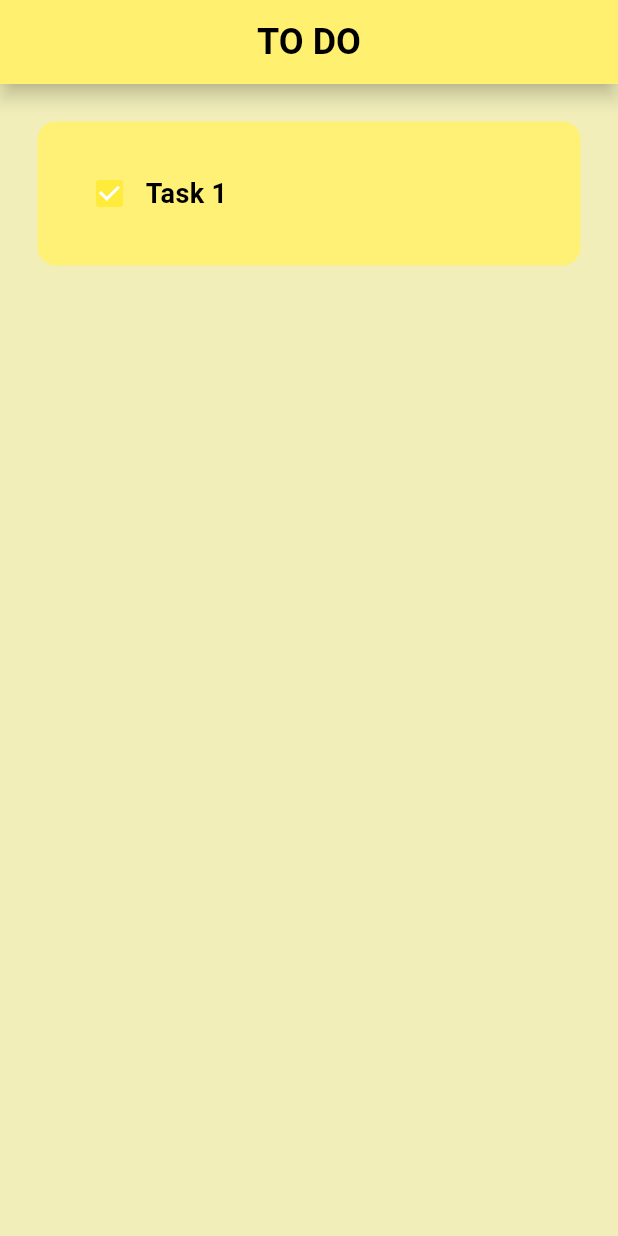
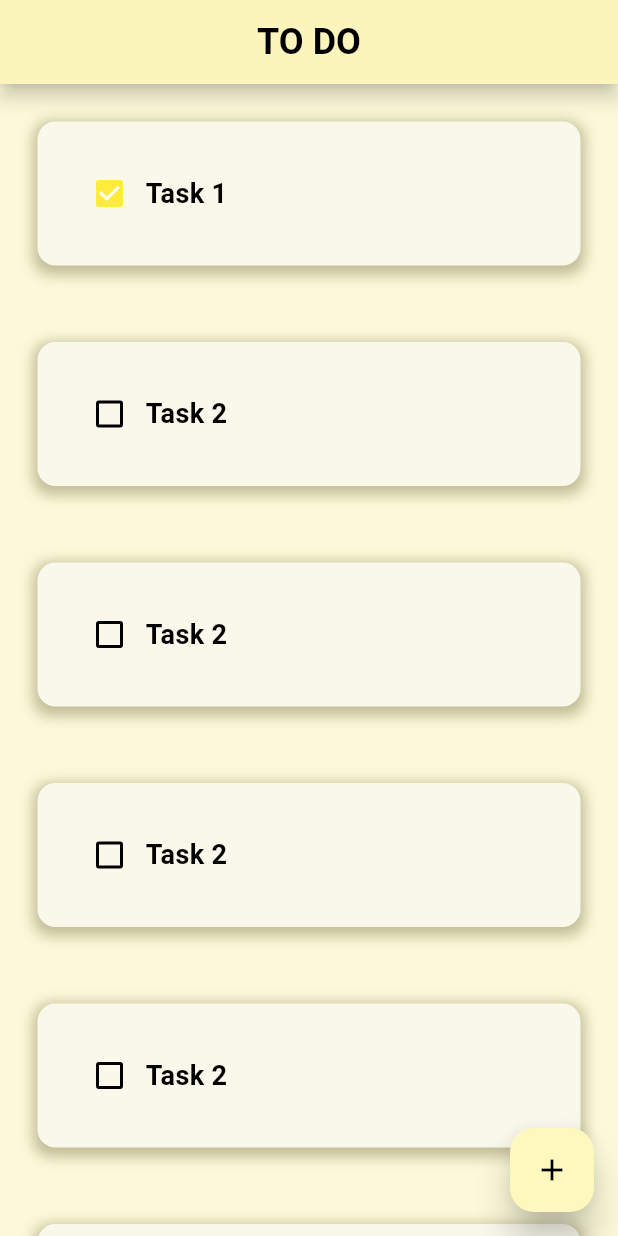
Before and after one commit to Ribas13/Flutter_to_do_app, a Flutter app: the screen it shows after launch, on a phone screen of 412 x 824 dp. Run offline on Flutter 3.47's test engine with Material 3 defaults, Android fonts, the phone set to English and light mode, and no system bars.

Commit message:
added 'add' button and resized tiles

```diff
--- a/lib/main.dart
+++ b/lib/main.dart
@@ -11,7 +11,7 @@ class MainApp extends StatelessWidget {
   @override
   Widget build(BuildContext context) {
     return MaterialApp(
-      // debugShowCheckedModeBanner: false,
+      debugShowCheckedModeBanner: false,
       theme: ThemeData(colorScheme: ColorScheme.light(primary: Colors.yellow)),
       home: HomePage(),
     );
--- a/lib/pages/home_page.dart
+++ b/lib/pages/home_page.dart
@@ -13,10 +13,10 @@ class _HomePageState extends State<HomePage> {
   @override
   Widget build(BuildContext context) {
     return Scaffold(
-      backgroundColor: Color.fromARGB(255, 241, 238, 186),
+      backgroundColor: Color.fromARGB(255, 252, 249, 217),
       appBar: AppBar(
         centerTitle: true,
-        backgroundColor: Color.fromARGB(255, 255, 241, 118),
+        backgroundColor: Color.fromARGB(255, 251, 246, 201),
         title: const Text(
           'TO DO',
           style: TextStyle(
@@ -34,8 +34,49 @@ class _HomePageState extends State<HomePage> {
             taskCompleted: true,
             onChanged: (p0) => {},
           ),
+          ToDoTile(
+            taskName: 'Task 2',
+            taskCompleted: false,
+            onChanged: (p0) => {},
+          ),
+          ToDoTile(
+            taskName: 'Task 2',
+            taskCompleted: false,
+            onChanged: (p0) => {},
+          ),
+          ToDoTile(
+            taskName: 'Task 2',
+            taskCompleted: false,
+            onChanged: (p0) => {},
+          ),
+          ToDoTile(
+            taskName: 'Task 2',
+            taskCompleted: false,
+            onChanged: (p0) => {},
+          ),
+          ToDoTile(
+            taskName: 'Task 2',
+            taskCompleted: false,
+            onChanged: (p0) => {},
+          ),
+          ToDoTile(
+            taskName: 'Task 2',
+            taskCompleted: false,
+            onChanged: (p0) => {},
+          ),
         ],
       ),
+      floatingActionButton: FloatingActionButton(
+        backgroundColor: Color.fromARGB(255, 254, 248, 190),
+        foregroundColor: Colors.black,
+        elevation: 10.0,
+        onPressed: () {},
+        child: Icon(Icons.add),
+      ),
+      // bottomNavigationBar: BottomAppBar(
+      //   color: Colors.white,
+      //   child: ,
+      // ),
     );
   }
 }
--- a/lib/utils/todo_tile.dart
+++ b/lib/utils/todo_tile.dart
@@ -18,6 +18,7 @@ class ToDoTile extends StatelessWidget {
       padding: const EdgeInsets.all(25.0),
       child: Container(
         padding: EdgeInsets.all(24),
+        margin: EdgeInsets.only(bottom: 1),
         child: Row(
           children: [
             //checkmark
@@ -33,8 +34,16 @@ class ToDoTile extends StatelessWidget {
           ],
         ),
         decoration: BoxDecoration(
-          color: Color.fromARGB(255, 255, 241, 118),
+          color: Color.fromARGB(255, 250, 248, 235),
           borderRadius: BorderRadius.circular(12),
+          boxShadow: [
+            BoxShadow(
+              color: Color.fromARGB(255, 134, 129, 85).withOpacity(0.5),
+              spreadRadius: 3,
+              blurRadius: 7,
+              offset: Offset(0, 3),
+            ),
+          ],
         ),
       ),
     );
```
